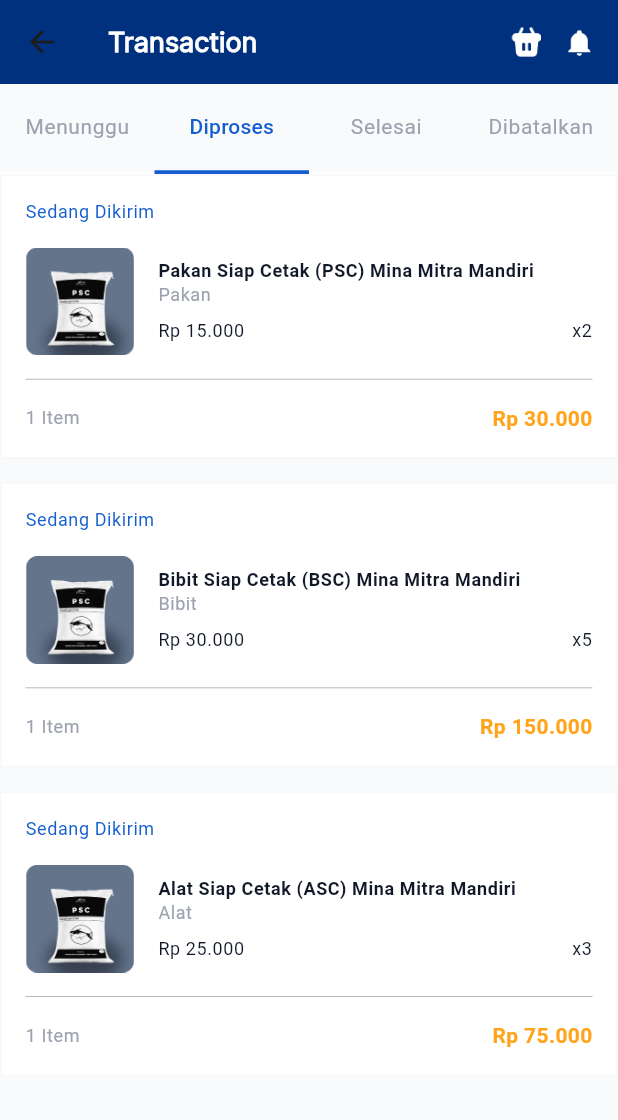
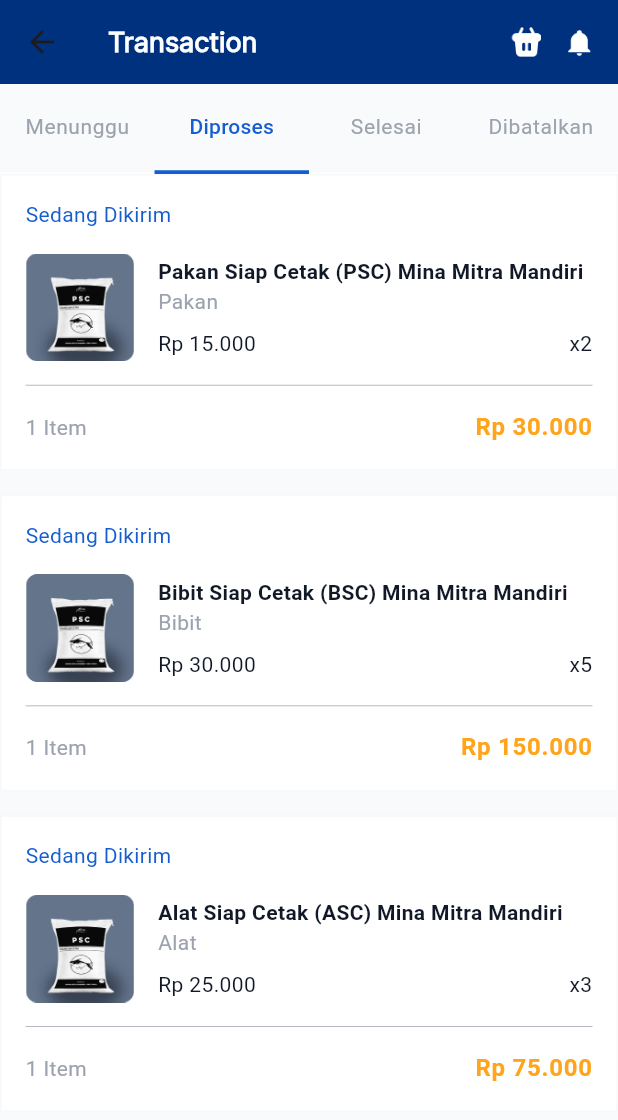
Before and after one commit to minamitra/minamitra-pembudidaya-mobile, a Flutter app: the TransactionPage screen opened directly, tab 2 chosen, on a phone screen of 412 x 824 dp. Shown: the top 1120 px of the screen. Run offline on Flutter 3.47's test engine with Material 3 defaults, Android fonts, the light colour scheme and no system bars; our stand-ins replace cached_network_image, carousel_slider, dotted_line, dropdown_button2, equatable, flutter_bloc and 5 more; missing offline and left inert: flutter_regex, flutter_statusbarcolor_ns, linear_progress_bar; accounts and stored records are empty.

Commit message:
💄 update UI transaction page

```diff
--- a/lib/feature/transaction/components/transaction_card.dart
+++ b/lib/feature/transaction/components/transaction_card.dart
@@ -4,8 +4,10 @@
 import 'package:minamitra_pembudidaya_mobile/core/components/app_card.dart';
 import 'package:minamitra_pembudidaya_mobile/core/themes/app_color.dart';
 import 'package:minamitra_pembudidaya_mobile/core/utils/app_convert_string.dart';
+import 'package:minamitra_pembudidaya_mobile/core/utils/app_transition.dart';
 import 'package:minamitra_pembudidaya_mobile/feature/transaction/entities/method_payment_data.dart';
 import 'package:minamitra_pembudidaya_mobile/feature/transaction/entities/transaction_data.dart';
+import 'package:minamitra_pembudidaya_mobile/feature/transaction_detail/views/transaction_detail_page.dart';
 import 'package:minamitra_pembudidaya_mobile/main.dart';
 
 class TransactionCard extends StatefulWidget {
@@ -135,7 +137,14 @@
 
   @override
   Widget build(BuildContext context) {
-    return AppDefaultCard(
+    return InkWell(
+      onTap: () {
+        Navigator.of(context).push(AppTransition.pushTransition(
+          const TransactionDetailPage(),
+          TransactionDetailPage.routeSettings(),
+        ));
+      },
+      child: AppDefaultCard(
         isShadow: false,
         borderRadius: 0,
         child: Column(
@@ -147,7 +156,7 @@
                     child: Text(
                       widget.data.status!,
                       textAlign: TextAlign.start,
-                    style: appTextTheme(context).bodySmall?.copyWith(
+                      style: appTextTheme(context).bodyMedium?.copyWith(
                             fontWeight: FontWeight.w400,
                             color: AppColor.primary,
                           ),
@@ -173,7 +182,7 @@
                       Text(
                         widget.data.title,
                         textAlign: TextAlign.start,
-                      style: appTextTheme(context).bodySmall?.copyWith(
+                        style: appTextTheme(context).bodyMedium?.copyWith(
                               fontWeight: FontWeight.w600,
                               color: AppColor.black,
                             ),
@@ -183,7 +192,7 @@
                       Text(
                         widget.data.productType,
                         textAlign: TextAlign.start,
-                      style: appTextTheme(context).bodySmall?.copyWith(
+                        style: appTextTheme(context).bodyMedium?.copyWith(
                               fontWeight: FontWeight.w400,
                               color: AppColor.black[400],
                             ),
@@ -196,7 +205,7 @@
                             child: Text(
                               appConvertCurrency(widget.data.price),
                               textAlign: TextAlign.start,
-                            style: appTextTheme(context).bodySmall?.copyWith(
+                              style: appTextTheme(context).bodyMedium?.copyWith(
                                     fontWeight: FontWeight.w400,
                                     color: AppColor.black,
                                   ),
@@ -206,7 +215,7 @@
                             child: Text(
                               "x${widget.data.amount}",
                               textAlign: TextAlign.end,
-                            style: appTextTheme(context).bodySmall?.copyWith(
+                              style: appTextTheme(context).bodyMedium?.copyWith(
                                     fontWeight: FontWeight.w400,
                                     color: AppColor.black,
                                   ),
@@ -230,7 +239,7 @@
                 Text(
                   "1 Item",
                   textAlign: TextAlign.start,
-                style: appTextTheme(context).bodySmall?.copyWith(
+                  style: appTextTheme(context).bodyMedium?.copyWith(
                         fontWeight: FontWeight.w400,
                         color: AppColor.black[400],
                       ),
@@ -238,7 +247,7 @@
                 Text(
                   appConvertCurrency(widget.data.price * widget.data.amount),
                   textAlign: TextAlign.end,
-                style: appTextTheme(context).bodyMedium?.copyWith(
+                  style: appTextTheme(context).bodyLarge?.copyWith(
                         fontWeight: FontWeight.w600,
                         color: AppColor.accent,
                       ),
@@ -259,15 +268,18 @@
                           Text(
                             "Bayar Sekarang",
                             textAlign: TextAlign.start,
-                          style: appTextTheme(context).bodySmall?.copyWith(
+                            style: appTextTheme(context).bodyMedium?.copyWith(
                                   fontWeight: FontWeight.w400,
                                   color: AppColor.black[400],
                                 ),
                           ),
-                        AppPrimaryButton(
+                          SizedBox(
+                            height: 40,
+                            child: AppPrimaryButton(
                               "Bayar",
                               unpaidShowModal(context),
                               width: 96,
+                            ),
                           ),
                         ],
                       ),
@@ -288,15 +300,18 @@
                           Text(
                             "Pesan Lagi Yuk",
                             textAlign: TextAlign.start,
-                          style: appTextTheme(context).bodySmall?.copyWith(
+                            style: appTextTheme(context).bodyMedium?.copyWith(
                                   fontWeight: FontWeight.w400,
                                   color: AppColor.black[400],
                                 ),
                           ),
-                        AppPrimaryButton(
+                          SizedBox(
+                            height: 40,
+                            child: AppPrimaryButton(
                               "Ulas",
                               () {},
                               width: 96,
+                            ),
                           ),
                         ],
                       ),
@@ -317,15 +332,18 @@
                           Text(
                             "Pesanan Dibatalkan",
                             textAlign: TextAlign.start,
-                          style: appTextTheme(context).bodySmall?.copyWith(
+                            style: appTextTheme(context).bodyMedium?.copyWith(
                                   fontWeight: FontWeight.w400,
                                   color: AppColor.black[400],
                                 ),
                           ),
-                        AppPrimaryButton(
+                          SizedBox(
+                            height: 40,
+                            child: AppPrimaryButton(
                               "Beli Lagi",
                               () {},
                               width: 96,
+                            ),
                           ),
                         ],
                       ),
@@ -334,6 +352,7 @@
                 : const SizedBox(),
           ],
         ),
+      ),
     );
   }
 }
--- a/lib/feature/transaction/views/transaction_view.dart
+++ b/lib/feature/transaction/views/transaction_view.dart
@@ -42,6 +42,7 @@
               appTextTheme(context).titleMedium?.copyWith(fontSize: 14.0),
           unselectedLabelStyle:
               appTextTheme(context).bodySmall?.copyWith(fontSize: 14.0),
+          labelPadding: const EdgeInsets.all(0),
           tabs: const [
             Tab(text: 'Menunggu'),
             Tab(text: 'Diproses'),
@@ -53,8 +54,7 @@
     }
 
     Widget bodyTab() {
-      return Expanded(
-        child: TabBarView(
+      return TabBarView(
         controller: _tabController,
         children: const [
           TransactionUnpaidSection(),
@@ -62,7 +62,6 @@
           TransactionDoneSection(),
           TransactionCancelSection(),
         ],
-        ),
       );
     }
 
```
Lines whose indentation alone changed are shown as unchanged.
